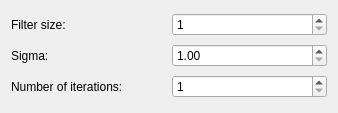
AstroStacking/AstroStack, file src/Processing/Processing/rldeconvolution.ui: the form before one commit.
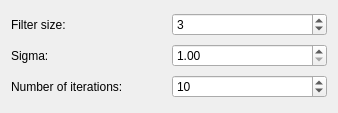
The form after the commit.

```diff
--- a/src/Processing/Processing/rldeconvolution.ui
+++ b/src/Processing/Processing/rldeconvolution.ui
@@ -37,6 +37,9 @@
        <property name="singleStep">
         <number>2</number>
        </property>
+       <property name="value">
+        <number>3</number>
+       </property>
       </widget>
      </item>
     </layout>
@@ -76,6 +79,9 @@
        <property name="minimum">
         <number>1</number>
        </property>
+       <property name="value">
+        <number>10</number>
+       </property>
       </widget>
      </item>
     </layout>
```
